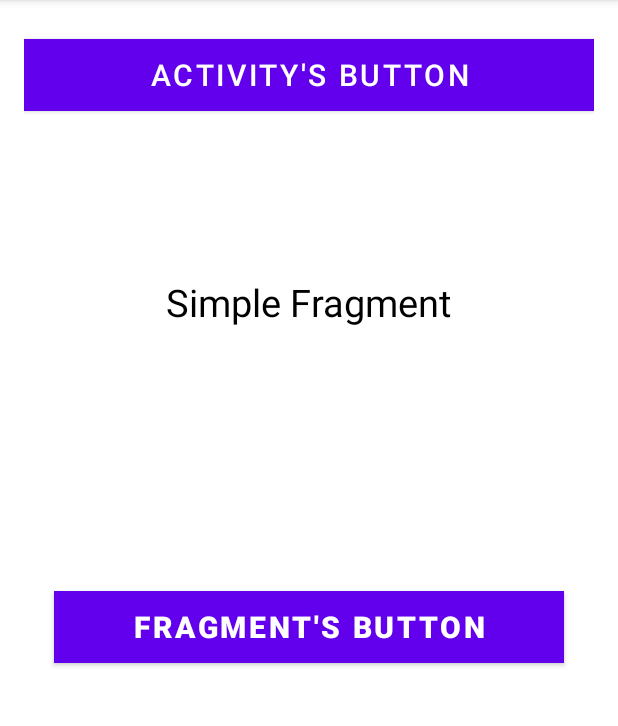
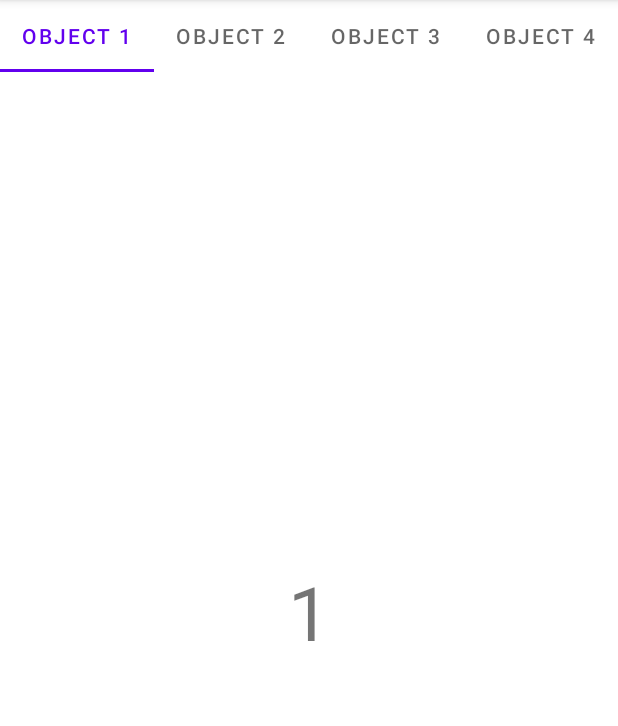
Before and after one commit to DuyLeHong/Lesson5, an Android app: the screen it shows after launch (MainActivity before the commit, Activity2 after it), after a tap on "ACTIVITY'S BUTTON", on a phone screen of 412 x 824 dp, the part 84-810 px from its top. Run offline under Robolectric (Android 15) with nearby library versions, the phone set to English and light mode, and no system bars.

Commit message:
//update code

```diff
--- a/app/build.gradle
+++ b/app/build.gradle
@@ -32,6 +32,7 @@ dependencies {
     implementation 'androidx.appcompat:appcompat:1.3.1'
     implementation 'com.google.android.material:material:1.4.0'
     implementation 'androidx.constraintlayout:constraintlayout:2.1.0'
+    implementation 'androidx.legacy:legacy-support-v4:1.0.0'
     testImplementation 'junit:junit:4.+'
     androidTestImplementation 'androidx.test.ext:junit:1.1.3'
     androidTestImplementation 'androidx.test.espresso:espresso-core:3.4.0'
--- a/app/src/main/AndroidManifest.xml
+++ b/app/src/main/AndroidManifest.xml
@@ -10,6 +10,9 @@
         android:supportsRtl="true"
         android:theme="@style/Theme.Lesson5">
         <activity
+            android:name=".Activity2"
+            android:exported="true" />
+        <activity
             android:name=".MainActivity"
             android:exported="true">
             <intent-filter>
--- /dev/null
+++ b/app/src/main/java/com/example/lesson5/Activity2.java
@@ -0,0 +1,65 @@
+package com.example.lesson5;
+
+import androidx.annotation.NonNull;
+import androidx.annotation.Nullable;
+import androidx.appcompat.app.AppCompatActivity;
+import androidx.fragment.app.Fragment;
+import androidx.fragment.app.FragmentManager;
+import androidx.fragment.app.FragmentStatePagerAdapter;
+import androidx.viewpager.widget.ViewPager;
+
+import android.os.Bundle;
+import android.view.LayoutInflater;
+import android.view.View;
+import android.view.ViewGroup;
+import android.widget.TextView;
+
+import com.google.android.material.tabs.TabLayout;
+
+public class Activity2 extends AppCompatActivity {
+
+    @Override
+    protected void onCreate(Bundle savedInstanceState) {
+        super.onCreate(savedInstanceState);
+        setContentView(R.layout.layout_activity2);
+
+        demoCollectionPagerAdapter = new DemoCollectionPagerAdapter(getSupportFragmentManager());
+        viewPager = findViewById(R.id.pager);
+        viewPager.setAdapter(demoCollectionPagerAdapter);
+
+        TabLayout tabLayout = findViewById(R.id.tab_layout);
+        tabLayout.setupWithViewPager(viewPager);
+    }
+
+    DemoCollectionPagerAdapter demoCollectionPagerAdapter;
+    ViewPager viewPager;
+
+
+    public class DemoCollectionPagerAdapter extends FragmentStatePagerAdapter {
+        public DemoCollectionPagerAdapter(FragmentManager fm) {
+            super(fm);
+        }
+
+        @Override
+        public Fragment getItem(int i) {
+            Fragment fragment = new DemoObjectFragment();
+            Bundle args = new Bundle();
+            // Our object is just an integer :-P
+            args.putInt(DemoObjectFragment.ARG_OBJECT, i + 1);
+            fragment.setArguments(args);
+            return fragment;
+        }
+
+        @Override
+        public int getCount() {
+            return 4;
+        }
+
+        @Override
+        public CharSequence getPageTitle(int position) {
+            return "OBJECT " + (position + 1);
+        }
+    }
+
+
+}
--- /dev/null
+++ b/app/src/main/java/com/example/lesson5/DemoObjectFragment.java
@@ -0,0 +1,28 @@
+package com.example.lesson5;
+
+import android.os.Bundle;
+import android.view.LayoutInflater;
+import android.view.View;
+import android.view.ViewGroup;
+import android.widget.TextView;
+
+import androidx.annotation.NonNull;
+import androidx.annotation.Nullable;
+import androidx.fragment.app.Fragment;
+
+public class DemoObjectFragment extends Fragment {
+    public static final String ARG_OBJECT = "object";
+
+    @Override
+    public View onCreateView(LayoutInflater inflater,
+                             ViewGroup container, Bundle savedInstanceState) {
+        return inflater.inflate(R.layout.fragment_collection_object, container, false);
+    }
+
+    @Override
+    public void onViewCreated(@NonNull View view, @Nullable Bundle savedInstanceState) {
+        Bundle args = getArguments();
+        ((TextView) view.findViewById(R.id.tv))
+                .setText(Integer.toString(args.getInt(ARG_OBJECT)));
+    }
+}
--- a/app/src/main/java/com/example/lesson5/MainActivity.java
+++ b/app/src/main/java/com/example/lesson5/MainActivity.java
@@ -3,6 +3,7 @@ package com.example.lesson5;
 import androidx.appcompat.app.AppCompatActivity;
 
 import android.app.FragmentManager;
+import android.content.Intent;
 import android.os.Bundle;
 import android.util.Log;
 import android.view.View;
@@ -24,6 +25,8 @@ public class MainActivity extends AppCompatActivity {
             public void onClick(View v) {
                 // display a message by using a Toast
                 Toast.makeText(getApplicationContext(), "Activity's Button", Toast.LENGTH_LONG).show();
+
+                startActivity(new Intent(getApplicationContext(), Activity2.class));
             }
         });
 
--- /dev/null
+++ b/app/src/main/res/layout/fragment_collection_object.xml
@@ -0,0 +1,17 @@
+<?xml version="1.0" encoding="utf-8"?>
+<FrameLayout xmlns:android="http://schemas.android.com/apk/res/android"
+    xmlns:tools="http://schemas.android.com/tools"
+    android:layout_width="match_parent"
+    android:layout_height="match_parent">
+
+    <!-- TODO: Update blank fragment layout -->
+    <TextView
+        android:id="@+id/tv"
+        android:layout_width="wrap_content"
+        android:layout_height="wrap_content"
+        android:layout_gravity="center"
+        android:gravity="center"
+        android:textSize="50sp"
+        android:text="@string/hello_blank_fragment" />
+
+</FrameLayout>
--- /dev/null
+++ b/app/src/main/res/layout/layout_activity2.xml
@@ -0,0 +1,22 @@
+<?xml version="1.0" encoding="utf-8"?>
+<FrameLayout xmlns:android="http://schemas.android.com/apk/res/android"
+    xmlns:app="http://schemas.android.com/apk/res-auto"
+    xmlns:tools="http://schemas.android.com/tools"
+    android:layout_width="match_parent"
+    android:layout_height="match_parent"
+    tools:context=".Activity2">
+
+    <androidx.viewpager.widget.ViewPager
+        xmlns:android="http://schemas.android.com/apk/res/android"
+        android:id="@+id/pager"
+        android:layout_width="match_parent"
+        android:layout_height="match_parent">
+
+        <com.google.android.material.tabs.TabLayout
+            android:id="@+id/tab_layout"
+            android:layout_width="match_parent"
+            android:layout_height="wrap_content" />
+
+    </androidx.viewpager.widget.ViewPager>
+
+</FrameLayout>
--- a/app/src/main/res/values/strings.xml
+++ b/app/src/main/res/values/strings.xml
@@ -1,3 +1,5 @@
 <resources>
     <string name="app_name">Lesson5</string>
+    <!-- TODO: Remove or change this placeholder text -->
+    <string name="hello_blank_fragment">Hello blank fragment</string>
 </resources>
```
